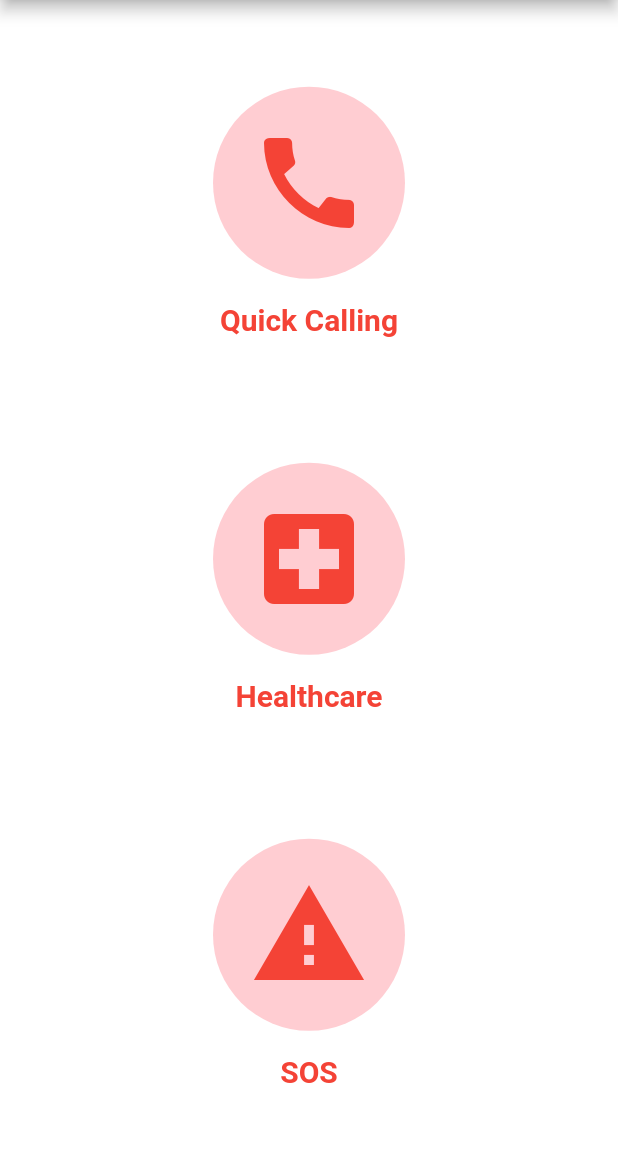
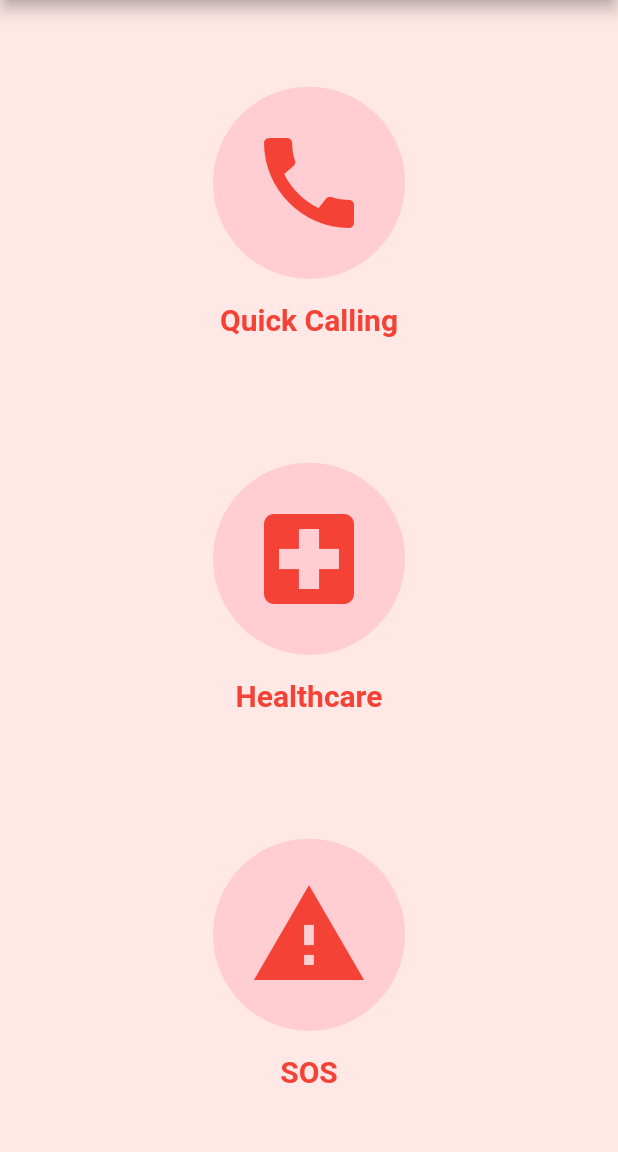
Before and after one commit to kritika601/Sahayak-DIS-Project, a Flutter app: the MainScreen screen opened directly, on a phone screen of 412 x 824 dp, the part 84-1236 px from its top. Run offline on Flutter 3.47's test engine with Material 2 defaults, Android fonts, the phone set to English and light mode, and no system bars; our stand-ins replace flutter_local_notifications, shared_preferences; missing offline and left inert: flutter_sms; accounts and stored records are empty.

Commit message:
color check

```diff
--- a/lib/main.dart
+++ b/lib/main.dart
@@ -78,6 +78,7 @@ class _LogoScreenState extends State<LogoScreen> {
   @override
   Widget build(BuildContext context) {
     return Scaffold(
+      backgroundColor: Color.fromRGBO(255, 232, 230, 1),
       body: Center(
         child: Container(
           width: 150,
@@ -127,6 +128,7 @@ class _IntroScreenState extends State<IntroScreen> {
   Widget build(BuildContext context) {
     if(_showIntro) {
       return Scaffold(
+        backgroundColor: Color.fromRGBO(255, 232, 230, 1),
         body: SafeArea(
           child: Column(
             children: [
@@ -305,7 +307,7 @@ class MainScreen extends StatelessWidget {
           ],
         ),
       ),
-      backgroundColor: Colors.white,
+      backgroundColor: Color.fromRGBO(255, 232, 230, 1),
       body: Column(
         crossAxisAlignment: CrossAxisAlignment.stretch,
         children: [
```
